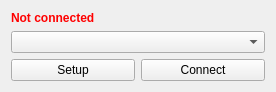
Qt form XYZHubConnector/xyz_qgis/gui/ui/platform_auth_dialog.ui (heremaps/xyz-qgis-plugin) before a commit.
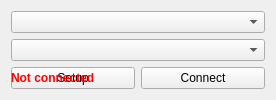
The same form after that commit.

Commit message:
fix: korea quick auth
+ server combobox with only platform servers
+ store connected conn_info for different platform servers

What changed in the file:
```diff
--- a/XYZHubConnector/xyz_qgis/gui/ui/platform_auth_dialog.ui
+++ b/XYZHubConnector/xyz_qgis/gui/ui/platform_auth_dialog.ui
@@ -65,7 +65,7 @@
      </property>
     </widget>
    </item>
-   <item row="0" column="0">
+   <item row="3" column="0">
     <widget class="QLabel" name="label_auth_status">
      <property name="styleSheet">
       <string notr="true">QLabel { color : red; font-weight: 600;}</string>
@@ -75,10 +75,22 @@
      </property>
     </widget>
    </item>
-   <item row="0" column="1">
-    <widget class="QLabel" name="label_auth_name">
-     <property name="text">
-      <string/>
+   <item row="0" column="0" colspan="2">
+    <widget class="QComboBox" name="comboBox_server_url">
+     <property name="sizePolicy">
+      <sizepolicy hsizetype="MinimumExpanding" vsizetype="Fixed">
+       <horstretch>0</horstretch>
+       <verstretch>0</verstretch>
+      </sizepolicy>
+     </property>
+     <property name="visible">
+      <bool>true</bool>
+     </property>
+     <property name="toolTip">
+      <string>HERE Server</string>
+     </property>
+     <property name="editable">
+      <bool>false</bool>
      </property>
     </widget>
    </item>
```
Left out of the diff: 1 changed line with no effect on the pictures. The commit also changes 3 other files.
